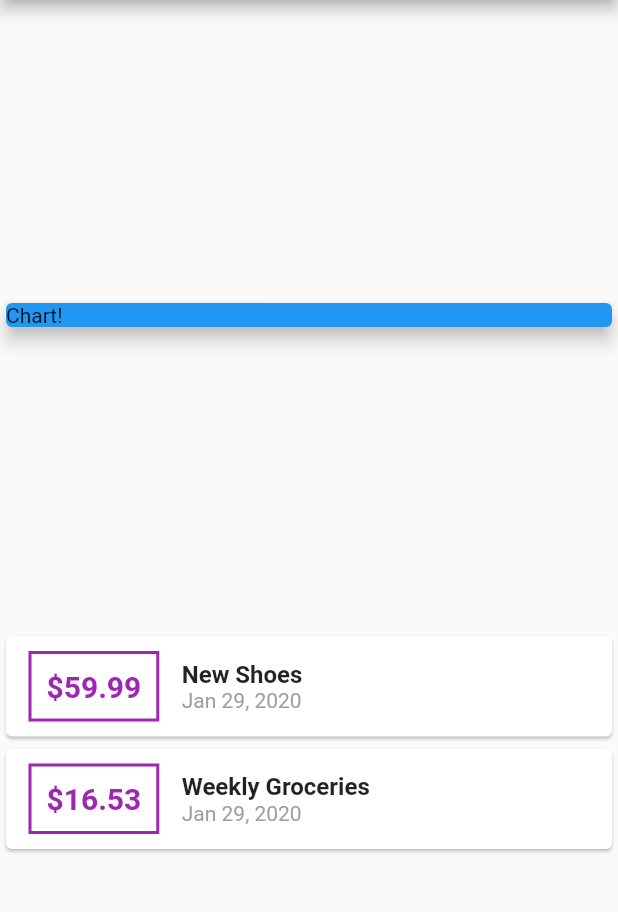
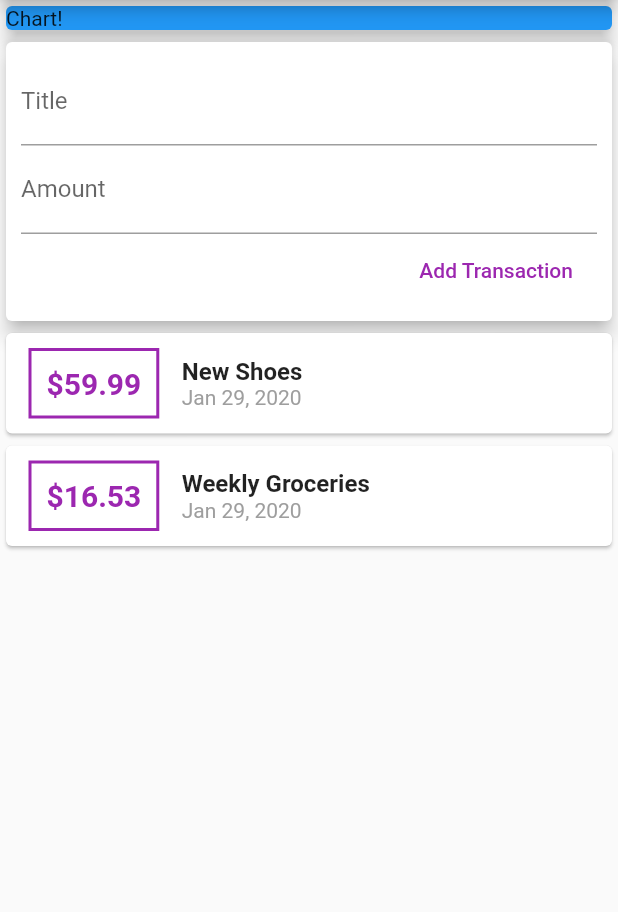
Before and after one commit to benjaminykim/flutter-finance-app, a Flutter app: the screen it shows after launch, on a phone screen of 412 x 824 dp, the part 84-996 px from its top. Run offline on Flutter 3.47's test engine with Material 2 defaults, Android fonts, the phone set to English and light mode, and no system bars.

Commit message:
update widget

```diff
--- a/lib/main.dart
+++ b/lib/main.dart
@@ -38,7 +38,7 @@ class HomePage extends StatelessWidget {
           title: Text('Flutter Finance App'),
         ),
         body: Column(
-          mainAxisAlignment: MainAxisAlignment.spaceEvenly,
+          //mainAxisAlignment: MainAxisAlignment.start,
           crossAxisAlignment: CrossAxisAlignment.stretch,
           children: <Widget>[
             Container(
@@ -47,6 +47,28 @@ class HomePage extends StatelessWidget {
                 color: Colors.blue,
                 child: Text('Chart!'),
                 elevation: 5,
+              ),
+            ),
+            Card(
+              elevation: 5,
+              child: Container(
+                padding: EdgeInsets.all(10),
+                child: Column(
+                  crossAxisAlignment: CrossAxisAlignment.end,
+                  children: <Widget>[
+                    TextField(
+                      decoration: InputDecoration(labelText: 'Title'),
+                    ),
+                    TextField(
+                      decoration: InputDecoration(labelText: 'Amount'),
+                    ),
+                    FlatButton(
+                      child: Text('Add Transaction'),
+                      textColor: Colors.purple,
+                      onPressed: () {},
+                    )
+                  ],
+                ),
               ),
             ),
             Column(
```
